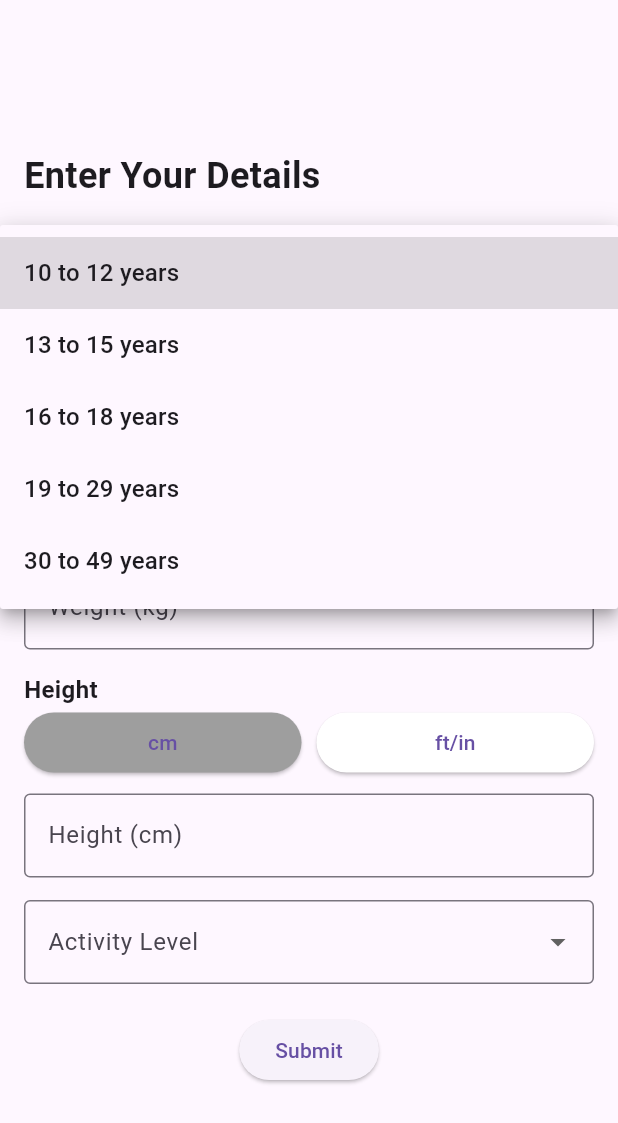
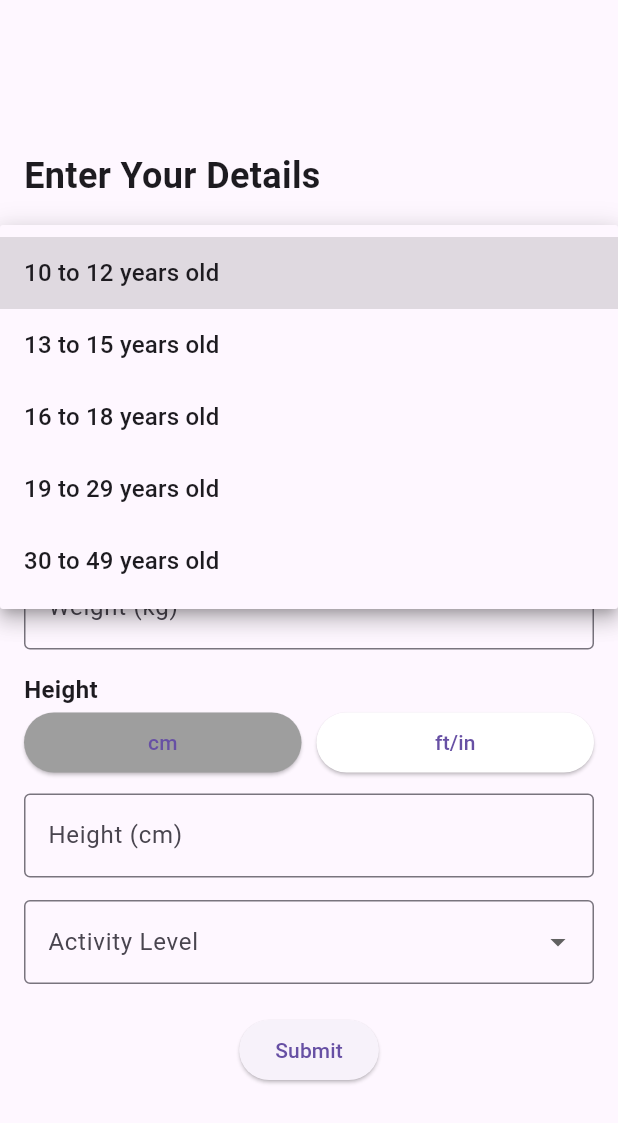
Before and after one commit to chrmlmrn/NutriShow, a Flutter app: the screen it shows after launch, after a tap on "Age", on a phone screen of 412 x 824 dp. Shown: the top 1123 px of the screen. Run offline on Flutter 3.47's test engine with Material 3 defaults, Android fonts, the phone set to English and light mode, and no system bars; our stand-ins replace image_picker, sqflite; missing offline and left inert: tflite_flutter; accounts and stored records are empty; project files that could hold a hidden picture were left out.

Commit message:
changes in age user input

```diff
--- a/lib/views/user_input.dart
+++ b/lib/views/user_input.dart
@@ -31,11 +31,11 @@ class _UserInputScreenState extends State<UserInputScreen> {
   bool _isKg = true;
 
   final List<String> _ageGroups = [
-    "10 to 12 years",
-    "13 to 15 years",
-    "16 to 18 years",
-    "19 to 29 years",
-    "30 to 49 years",
+    "10 to 12 years old",
+    "13 to 15 years old",
+    "16 to 18 years old",
+    "19 to 29 years old",
+    "30 to 49 years old",
   ];
 
   final List<String> _genders = ["Male", "Female"];
```
